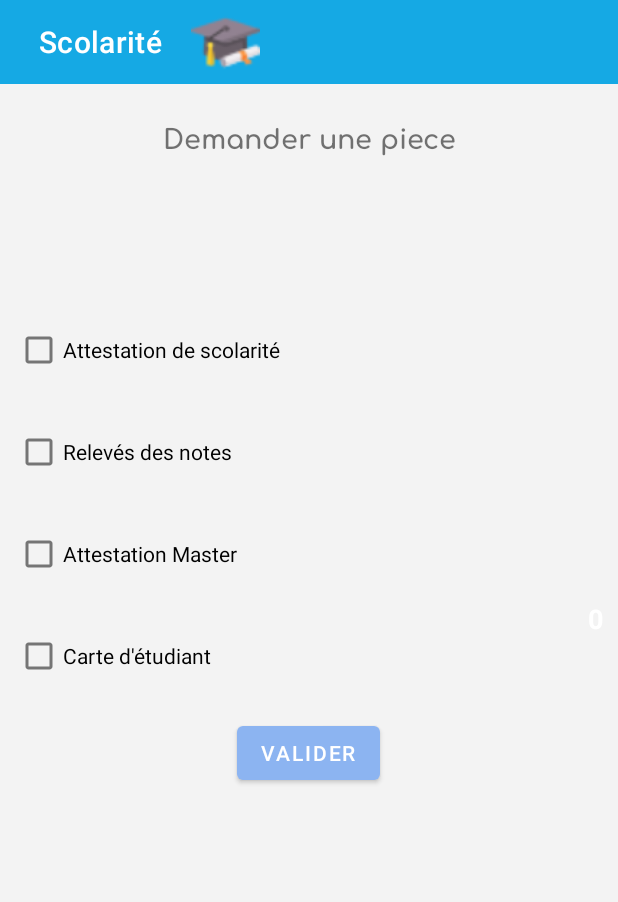
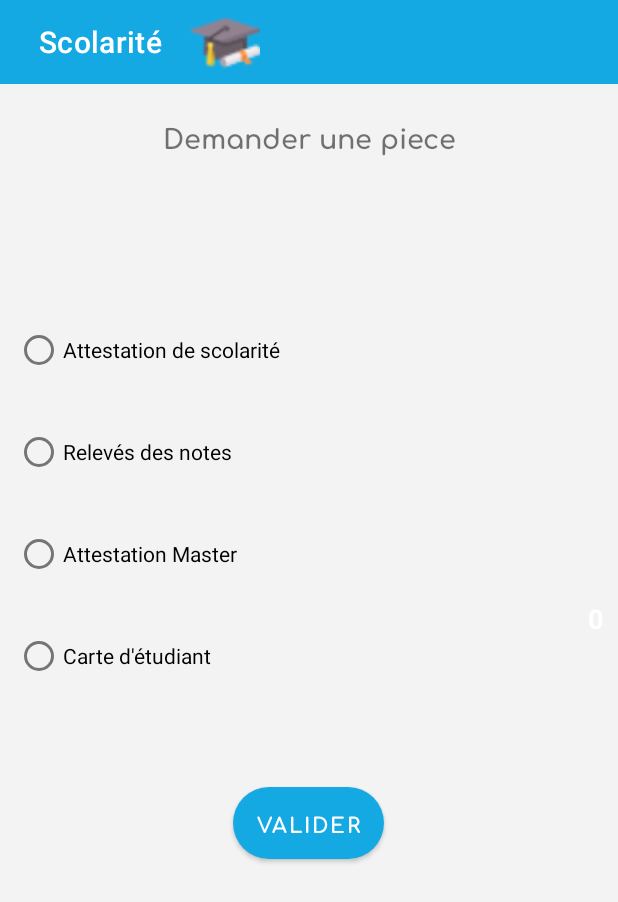
Before and after one commit to HassanELMALLOUKY/FPBM_App, an Android app: the layout fragment_scolarite.xml on its own in the app's theme, with its tools: preview values and no code run, on a phone screen of 412 x 824 dp. Shown: the top 902 px of the screen. Run offline under Robolectric (Android 15) with nearby library versions, the phone set to English and light mode, and no system bars.

Commit message:
yarbi salama 5

```diff
--- a/app/src/main/res/layout/activity_sing_in.xml
+++ b/app/src/main/res/layout/activity_sing_in.xml
@@ -5,11 +5,16 @@
     android:layout_width="match_parent"
     android:layout_height="match_parent"
     tools:context=".SingInActivity">
+
     <ImageView
         android:id="@+id/elipsel1"
         android:layout_width="wrap_content"
         android:layout_height="wrap_content"
+        android:layout_marginEnd="22dp"
         android:contentDescription="@string/elipsel"
+        app:layout_constraintEnd_toStartOf="@+id/textView4"
+        app:layout_constraintStart_toStartOf="parent"
+        app:layout_constraintTop_toTopOf="parent"
         app:srcCompat="@drawable/elipsel"
         tools:ignore="ImageContrastCheck" />
     <ImageView
--- a/app/src/main/res/layout/fragment_scolarite.xml
+++ b/app/src/main/res/layout/fragment_scolarite.xml
@@ -84,12 +84,14 @@
             android:layout_height="wrap_content"
             android:gravity="center"
             android:text="Valider"
+            android:fontFamily="@font/combd"
+            android:background="@drawable/background_blue"
             app:layout_constraintBottom_toBottomOf="parent"
             app:layout_constraintEnd_toEndOf="parent"
             app:layout_constraintHorizontal_bias="0.498"
             app:layout_constraintStart_toStartOf="parent"
             app:layout_constraintTop_toBottomOf="@+id/textView5"
-            app:layout_constraintVertical_bias="0.556" />
+            app:layout_constraintVertical_bias="0.626" />
 
         <!-- ImageView beside title of ToolBar -->
 
@@ -107,7 +109,12 @@
         app:layout_constraintTop_toTopOf="parent"
         app:layout_constraintVertical_bias="0.584">
 
-        <CheckBox
+        <RadioGroup
+            android:layout_width="match_parent"
+            android:layout_height="wrap_content">
+
+
+            <RadioButton
                 android:layout_width="match_parent"
                 android:layout_height="wrap_content"
                 android:layout_marginLeft="10dp"
@@ -117,7 +124,7 @@
                 android:minHeight="48dp"
                 android:text="Attestation de scolarité" />
 
-        <CheckBox
+            <RadioButton
                 android:layout_width="match_parent"
                 android:layout_height="wrap_content"
                 android:layout_marginLeft="10dp"
@@ -126,7 +133,7 @@
                 android:minHeight="48dp"
                 android:text="Relevés des notes" />
 
-        <CheckBox
+            <RadioButton
                 android:layout_width="match_parent"
                 android:layout_height="wrap_content"
                 android:layout_marginLeft="10dp"
@@ -135,7 +142,7 @@
                 android:minHeight="48dp"
                 android:text="Attestation Master" />
 
-        <CheckBox
+            <RadioButton
                 android:layout_width="match_parent"
                 android:layout_height="wrap_content"
                 android:layout_marginLeft="10dp"
@@ -143,7 +150,7 @@
                 android:backgroundTint="@color/butdef"
                 android:minHeight="48dp"
                 android:text="Carte d'étudiant" />
-
+        </RadioGroup>
 
     </LinearLayout>
 
--- a/app/src/main/res/values/colors.xml
+++ b/app/src/main/res/values/colors.xml
@@ -1,8 +1,8 @@
 <?xml version="1.0" encoding="utf-8"?>
 <resources>
     <color name="purple_200">#FFBB86FC</color>
-    <color name="purple_500">@color/butdef</color>
-    <color name="purple_700">@color/butdef</color>
+    <color name="purple_500">#15A9E4</color>
+    <color name="purple_700">#15A9E4</color>
     <color name="teal_200">#FF03DAC5</color>
     <color name="butdef">#8CB4F1</color>
     <color name="teal_700">#FF018786</color>
```
Also changed, not shown: app/src/main/res/layout/fragment_emploi.xml (+4 -4 lines). Lines whose indentation alone changed are shown as unchanged.
